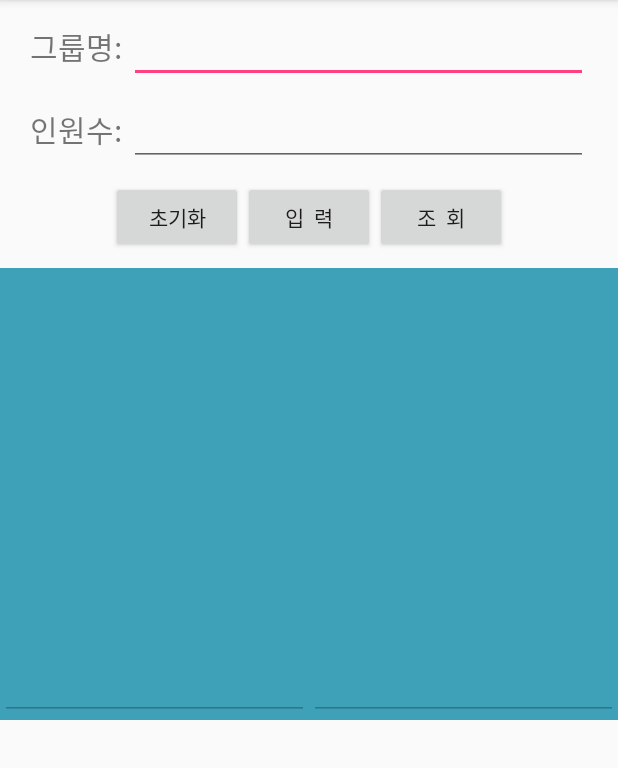
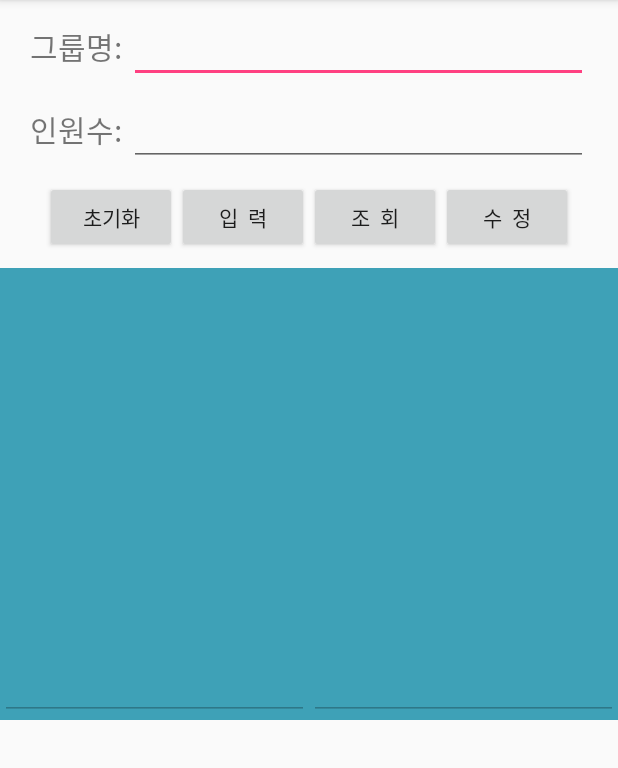
Before and after one commit to kjminn/DBEx, an Android app: the screen it shows after launch (MainActivity), on a phone screen of 412 x 824 dp, the part 84-852 px from its top. Run offline under Robolectric (Android 15) with nearby library versions, the phone set to English and light mode, and no system bars.

Commit message:
#6 Update Button Completion

```diff
--- a/app/src/main/java/kjminn/kr/hs/emirim/dbex/MainActivity.java
+++ b/app/src/main/java/kjminn/kr/hs/emirim/dbex/MainActivity.java
@@ -13,7 +13,7 @@ import android.widget.Toast;
 
 public class MainActivity extends AppCompatActivity {
     EditText editName, editCount, editResultName, editResultCount;
-    Button butInit, butInsert, butSelect;
+    Button butInit, butInsert, butSelect, butUpdate;
     MyDBHelper myHelper;
     SQLiteDatabase sqlDb;
 
@@ -28,6 +28,7 @@ public class MainActivity extends AppCompatActivity {
         butInit=(Button)findViewById(R.id.but_init);
         butInsert=(Button)findViewById(R.id.but_insert);
         butSelect=(Button)findViewById(R.id.but_select);
+        butUpdate=(Button)findViewById(R.id.but_update);
 
         //DB 생성
         myHelper=new MyDBHelper(this);
@@ -68,6 +69,16 @@ public class MainActivity extends AppCompatActivity {
                 sqlDb.close();
             }
         });
+        butUpdate.setOnClickListener(new View.OnClickListener() {
+            @Override
+            public void onClick(View view) {
+                sqlDb=myHelper.getWritableDatabase();
+                String sql="update idolTable set idolCount="+editCount.getText()+" where idolName='"+editName.getText()+"'";
+                sqlDb.execSQL(sql);
+                sqlDb.close();
+                Toast.makeText(MainActivity.this, "인원수가 수정됨", Toast.LENGTH_LONG).show();
+            }
+        });
     }
 
     class MyDBHelper extends SQLiteOpenHelper{
--- a/app/src/main/res/layout/activity_main.xml
+++ b/app/src/main/res/layout/activity_main.xml
@@ -72,6 +72,12 @@
             android:layout_height="wrap_content"
             android:text="조  회"
             />
+        <Button
+            android:id="@+id/but_update"
+            android:layout_width="wrap_content"
+            android:layout_height="wrap_content"
+            android:text="수  정"
+            />
     </LinearLayout>
     <LinearLayout
         android:layout_marginTop="10dp"
@@ -83,7 +89,7 @@
         >
         <EditText
             android:id="@+id/edit_result_name"
-            android:layout_width="match_parent"
+            android:layout_width="0dp"
             android:layout_height="match_parent"
             android:layout_weight="1"
             android:lines="13"
@@ -91,7 +97,7 @@
             />
         <EditText
             android:id="@+id/edit_result_count"
-            android:layout_width="match_parent"
+            android:layout_width="0dp"
             android:layout_height="match_parent"
             android:layout_weight="1"
             android:lines="13"
```
